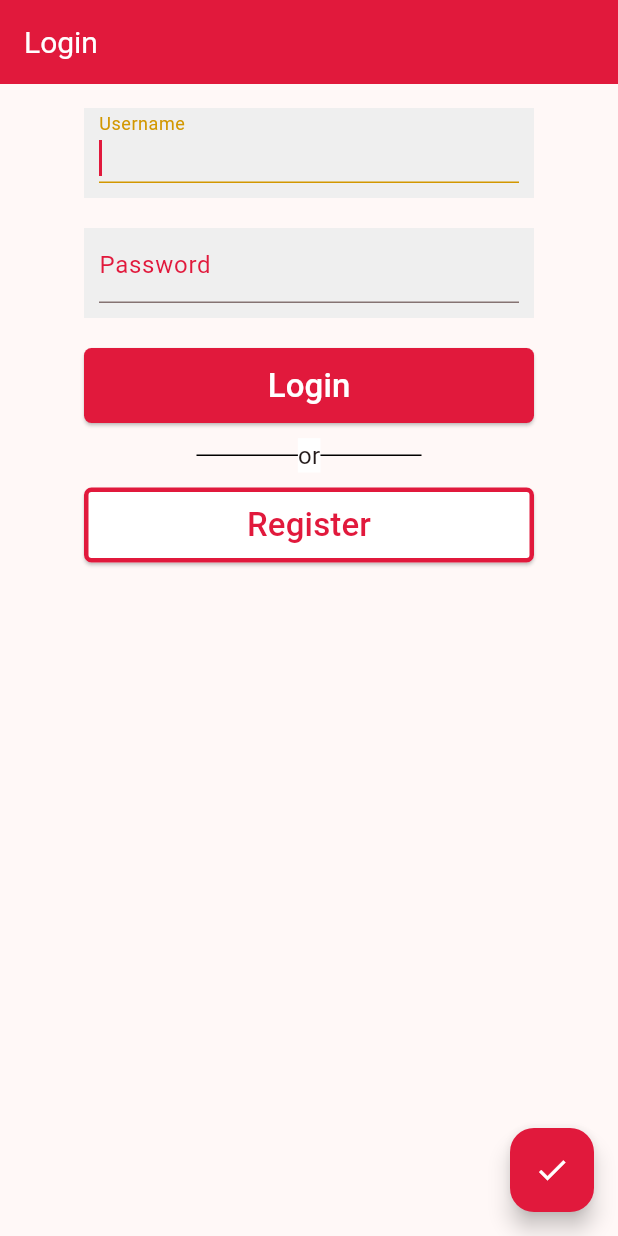
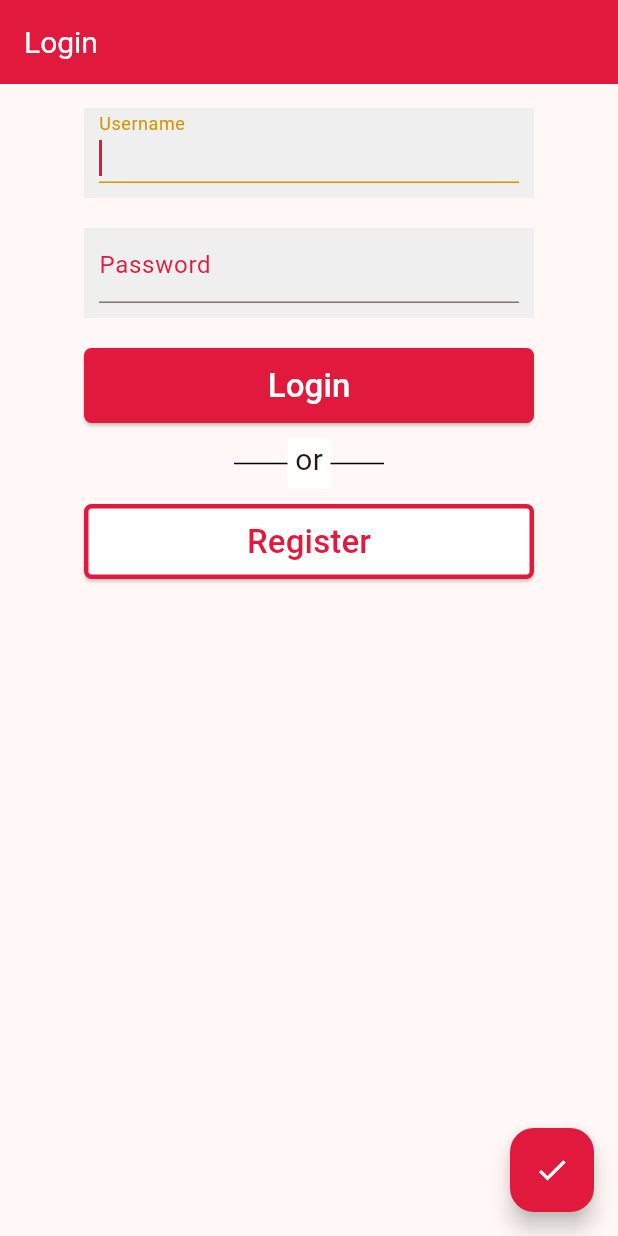
Before and after one commit to foivz/pop-app-flutter, a Flutter app: the screen it shows after launch, on a phone screen of 412 x 824 dp. Run offline on Flutter 3.47's test engine with Material 2 defaults, Android fonts, the phone set to English and light mode, and no system bars.

Commit message:
Center the text on the line.
No issue linked.

```diff
--- a/lib/login_screen/linewithtext_widget.dart
+++ b/lib/login_screen/linewithtext_widget.dart
@@ -8,9 +8,9 @@ class LineWithText extends StatelessWidget {
   const LineWithText({
     super.key,
     required this.lineText,
-    this.width = MyConstants.textFieldWidth / 2,
+    this.width = MyConstants.textFieldWidth / 3,
     this.height = 1,
-    this.fontSize = 16,
+    this.fontSize = 20,
     this.lineColor = Colors.black,
     this.textColor = Colors.black,
     this.textBackgroundColor = Colors.white,
@@ -29,11 +29,15 @@ class LineWithText extends StatelessWidget {
           ),
         ),
         Center(
-          child: Text(
-            lineText,
-            style: TextStyle(
-              backgroundColor: textBackgroundColor,
-              fontSize: fontSize,
+          child: Container(
+            color: Colors.white,
+            padding: const EdgeInsets.fromLTRB(5, 0, 5, 5),
+            child: Text(
+              lineText,
+              style: TextStyle(
+                backgroundColor: textBackgroundColor,
+                fontSize: fontSize,
+              ),
             ),
           ),
         ),
```
